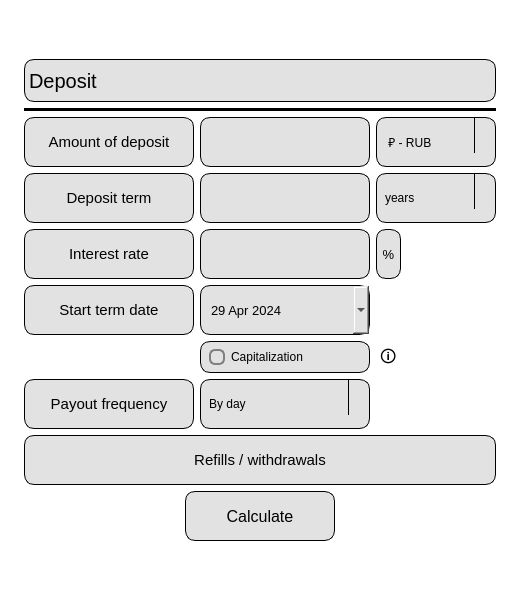
Old version of the form src/gui_modules/s21_deposit.ui in the repository kossadda/C7_s21_SmartCalc.
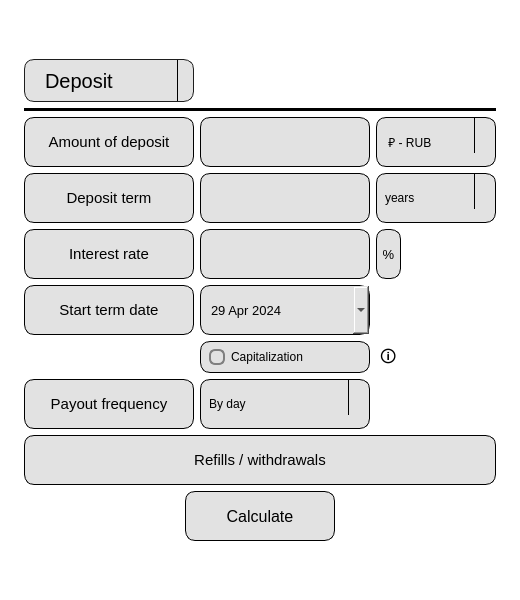
New version of the form. Icons and pictures are not drawn.

Commit message: style: fix front

What changed in the file:
```diff
--- a/src/gui_modules/s21_deposit.ui
+++ b/src/gui_modules/s21_deposit.ui
@@ -720,73 +720,6 @@
         </property>
        </widget>
       </item>
-      <item row="2" column="0" colspan="3">
-       <widget class="QComboBox" name="depositBox">
-        <property name="sizePolicy">
-         <sizepolicy hsizetype="Expanding" vsizetype="Expanding">
-          <horstretch>0</horstretch>
-          <verstretch>0</verstretch>
-         </sizepolicy>
-        </property>
-        <property name="minimumSize">
-         <size>
-          <width>0</width>
-          <height>43</height>
-         </size>
-        </property>
-        <property name="maximumSize">
-         <size>
-          <width>16777215</width>
-          <height>43</height>
-         </size>
-        </property>
-        <property name="font">
-         <font>
-          <pointsize>15</pointsize>
-          <bold>false</bold>
-          <underline>false</underline>
-         </font>
-        </property>
-        <property name="styleSheet">
-         <string notr="true">QComboBox {
-	border-radius: 10px;
-	background-color: rgb(226, 226, 226);
-	border: 15px; 
-	text-align: center;
-	color: rgb(0, 0, 0);
-	border: 1px solid black;
-}
-
-QComboBox::drop-down {
-	border: none;
-}</string>
-        </property>
-        <property name="editable">
-         <bool>false</bool>
-        </property>
-        <property name="placeholderText">
-         <string/>
-        </property>
-        <property name="frame">
-         <bool>true</bool>
-        </property>
-        <item>
-         <property name="text">
-          <string>Deposit</string>
-         </property>
-        </item>
-        <item>
-         <property name="text">
-          <string>Engineer</string>
-         </property>
-        </item>
-        <item>
-         <property name="text">
-          <string>Credit</string>
-         </property>
-        </item>
-       </widget>
-      </item>
       <item row="12" column="0" colspan="3">
        <layout class="QVBoxLayout" name="layout_3"/>
       </item>
@@ -1036,6 +969,102 @@
         </property>
        </widget>
       </item>
+      <item row="2" column="0">
+       <widget class="QComboBox" name="depositBox">
+        <property name="sizePolicy">
+         <sizepolicy hsizetype="Expanding" vsizetype="Expanding">
+          <horstretch>0</horstretch>
+          <verstretch>0</verstretch>
+         </sizepolicy>
+        </property>
+        <property name="minimumSize">
+         <size>
+          <width>0</width>
+          <height>43</height>
+         </size>
+        </property>
+        <property name="maximumSize">
+         <size>
+          <width>16777215</width>
+          <height>43</height>
+         </size>
+        </property>
+        <property name="font">
+         <font>
+          <pointsize>15</pointsize>
+          <bold>false</bold>
+          <underline>false</underline>
+         </font>
+        </property>
+        <property name="styleSheet">
+         <string notr="true">QComboBox
+{
+    subcontrol-origin: padding;
+    subcontrol-position: top right;
+    selection-background-color: rgb(226, 226, 226);
+    selection-color: black; /* Изменено для контраста с белым */
+    color: black; /* Изменено для видимости на светлом фоне */
+    background-color: rgb(226, 226, 226);
+    border-style: solid;
+    border: 1px solid #1e1e1e;
+    border-radius: 10px;
+    padding: 1px 0px 1px 20px;
+}
+
+QComboBox:hover, QPushButton:hover
+{
+    color: rgb(255, 0, 0);
+}
+
+QComboBox:!on
+{
+    color: black; /* Изменено для видимости */
+    background-color: rgb(226, 226, 226);
+}
+
+QComboBox QAbstractItemView
+{
+    border: 2px solid darkgray;
+    color: black; /* Изменено для видимости */
+    selection-background-color: rgb(226, 226, 226);
+}
+
+QComboBox::drop-down
+{
+    border-left-width: 1px;
+    border-left-color: black;
+    border-left-style: solid;
+    border-top-right-radius: 9px;
+    border-bottom-right-radius: 9px;
+}
+</string>
+        </property>
+        <property name="editable">
+         <bool>false</bool>
+        </property>
+        <property name="placeholderText">
+         <string/>
+        </property>
+        <property name="frame">
+         <bool>true</bool>
+        </property>
+        <item>
+         <property name="text">
+          <string>Deposit</string>
+         </property>
+        </item>
+        <item>
+         <property name="text">
+          <string>Engineer</string>
+         </property>
+        </item>
+        <item>
+         <property name="text">
+          <string>Credit</string>
+         </property>
+        </item>
+       </widget>
+      </item>
      </layout>
     </item>
    </layout>
```
Left out of the diff: 6 changed lines with no effect on the pictures. The commit also changes 3 other files.
